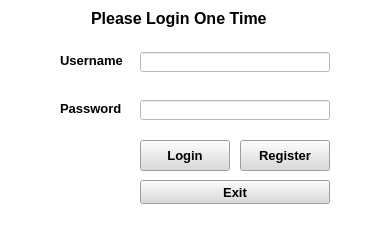
First picture: the form in UI/login.ui, repository Nifra514/keras-cnn, before the edit.
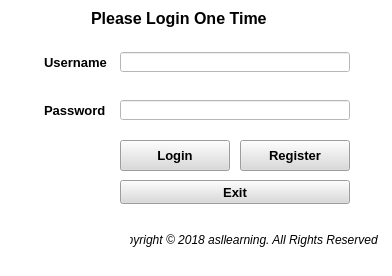
Second picture: the form after the edit. Icons and pictures are not drawn.

What changed in the file:
```diff
--- a/UI/login.ui
+++ b/UI/login.ui
@@ -6,8 +6,8 @@
    <rect>
     <x>0</x>
     <y>0</y>
-    <width>371</width>
-    <height>242</height>
+    <width>392</width>
+    <height>276</height>
    </rect>
   </property>
   <property name="windowTitle">
@@ -48,8 +48,8 @@
    <widget class="QLabel" name="label">
     <property name="geometry">
      <rect>
-      <x>60</x>
-      <y>52</y>
+      <x>44</x>
+      <y>54</y>
       <width>64</width>
       <height>16</height>
      </rect>
@@ -68,9 +68,9 @@
    <widget class="QLineEdit" name="txt_uname">
     <property name="geometry">
      <rect>
-      <x>140</x>
+      <x>120</x>
       <y>52</y>
-      <width>190</width>
+      <width>230</width>
       <height>20</height>
      </rect>
     </property>
@@ -78,8 +78,8 @@
    <widget class="QLabel" name="label_2">
     <property name="geometry">
      <rect>
-      <x>60</x>
-      <y>100</y>
+      <x>44</x>
+      <y>102</y>
       <width>63</width>
       <height>16</height>
      </rect>
@@ -98,9 +98,9 @@
    <widget class="QLineEdit" name="txt_password">
     <property name="geometry">
      <rect>
-      <x>140</x>
+      <x>120</x>
       <y>100</y>
-      <width>190</width>
+      <width>230</width>
       <height>20</height>
      </rect>
     </property>
@@ -111,9 +111,9 @@
    <widget class="QPushButton" name="btn_login">
     <property name="geometry">
      <rect>
-      <x>140</x>
+      <x>120</x>
       <y>140</y>
-      <width>90</width>
+      <width>110</width>
       <height>31</height>
      </rect>
     </property>
@@ -141,9 +141,9 @@
    <widget class="QPushButton" name="btn_exit">
     <property name="geometry">
      <rect>
-      <x>140</x>
+      <x>120</x>
       <y>180</y>
-      <width>190</width>
+      <width>230</width>
       <height>24</height>
      </rect>
     </property>
@@ -173,7 +173,7 @@
      <rect>
       <x>240</x>
       <y>140</y>
-      <width>90</width>
+      <width>110</width>
       <height>31</height>
      </rect>
     </property>
@@ -204,6 +204,27 @@
      <string>R</string>
     </property>
    </widget>
+   <widget class="QLabel" name="label_4">
+    <property name="geometry">
+     <rect>
+      <x>130</x>
+      <y>230</y>
+      <width>251</width>
+      <height>20</height>
+     </rect>
+    </property>
+    <property name="font">
+     <font>
+      <italic>true</italic>
+     </font>
+    </property>
+    <property name="text">
+     <string>Copyright © 2018 asllearning. All Rights Reserved </string>
+    </property>
+    <property name="alignment">
+     <set>Qt::AlignRight|Qt::AlignTrailing|Qt::AlignVCenter</set>
+    </property>
+   </widget>
   </widget>
   <widget class="QStatusBar" name="statusbar"/>
   <action name="actionExit">
```
Left out of the diff: 4 changed lines with no effect on the pictures.
